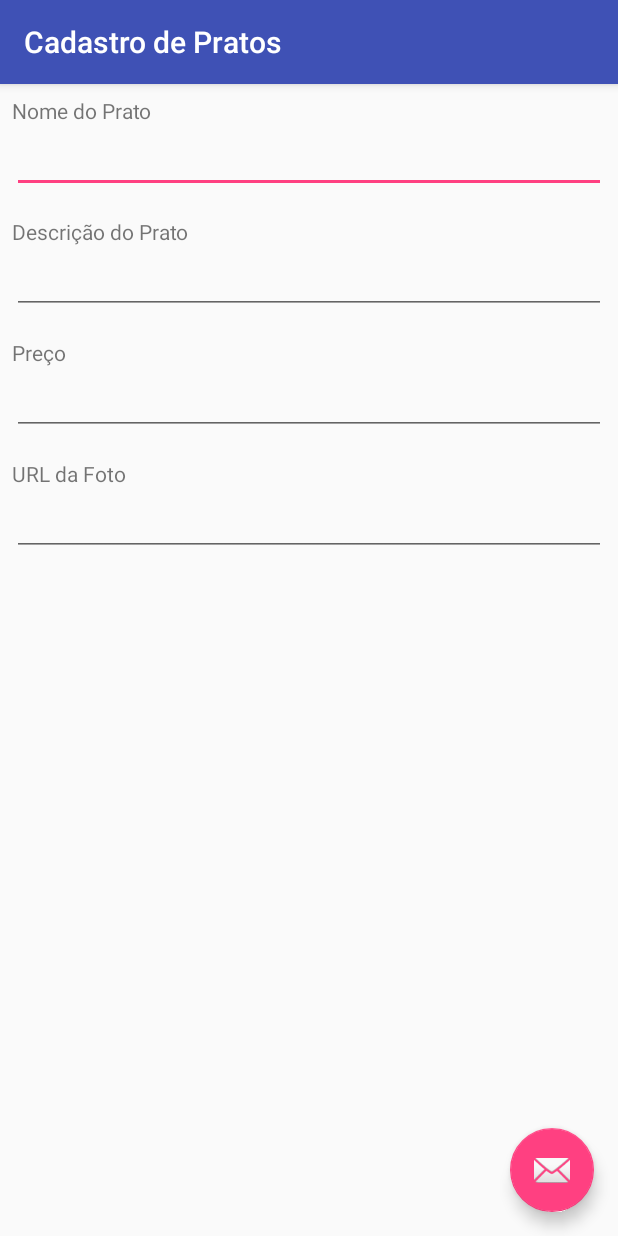
After one commit to C4st3ll4n/Cardapiodepratos, an Android app: the ActCadPratos screen opened directly, with no data from a screen before it, on a phone screen of 412 x 824 dp. The commit adds this screen. Run offline under Robolectric (Android 15) with nearby library versions, the phone set to English and light mode, and no system bars.

```diff
--- a/app/build.gradle
+++ b/app/build.gradle
@@ -22,6 +22,7 @@ dependencies {
     implementation fileTree(dir: 'libs', include: ['*.jar'])
     implementation 'com.android.support:appcompat-v7:26.1.0'
     implementation 'com.android.support.constraint:constraint-layout:1.0.2'
+    implementation 'com.android.support:design:26.1.0'
     testImplementation 'junit:junit:4.12'
     androidTestImplementation 'com.android.support.test:runner:1.0.1'
     androidTestImplementation 'com.android.support.test.espresso:espresso-core:3.0.1'
--- a/app/src/main/AndroidManifest.xml
+++ b/app/src/main/AndroidManifest.xml
@@ -3,6 +3,7 @@
     package="cardapiodepratos.com.cardapiodepratos">
 
     <application
+
         android:allowBackup="true"
         android:icon="@mipmap/ic_launcher"
         android:label="@string/app_name"
@@ -16,6 +17,13 @@
                 <category android:name="android.intent.category.LAUNCHER" />
             </intent-filter>
         </activity>
+
+        <activity
+            android:name=".ActCadPratos"
+            android:label="@string/title_activity_act_cad_pratos"
+            android:theme="@style/AppTheme.NoActionBar">
+        </activity>
+
     </application>
 
 </manifest>
--- /dev/null
+++ b/app/src/main/java/cardapiodepratos/com/cardapiodepratos/ActCadPratos.java
@@ -0,0 +1,32 @@
+package cardapiodepratos.com.cardapiodepratos;
+
+import android.os.Bundle;
+//import android.support.design.widget.FloatingActionButton;
+//import android.support.design.widget.Snackbar;
+import android.support.v7.app.AppCompatActivity;
+import android.support.v7.widget.Toolbar;
+import android.view.View;
+import android.widget.*;
+
+public class ActCadPratos extends AppCompatActivity {
+
+    EditText edtNomeDoPrato;
+    EditText edtDescricaoPrato;
+    EditText edtPreco;
+    EditText edtURLdaFoto;
+
+    @Override
+    protected void onCreate(Bundle savedInstanceState) {
+        super.onCreate(savedInstanceState);
+        setContentView(R.layout.activity_act_cad_pratos);
+        Toolbar toolbar;
+        toolbar = findViewById(R.id.toolbar);
+        setSupportActionBar(toolbar);
+
+        edtNomeDoPrato = (EditText)findViewById(R.id.edtNomeDoPrato);
+        edtDescricaoPrato = (EditText)findViewById(R.id.edtDescricaoDoPrato);
+        edtPreco = (EditText)findViewById(R.id.edtPreco);
+        edtURLdaFoto = (EditText)findViewById(R.id.edtURLdaFoto);
+
+    }
+}
--- a/app/src/main/java/cardapiodepratos/com/cardapiodepratos/Prato.java
+++ b/app/src/main/java/cardapiodepratos/com/cardapiodepratos/Prato.java
@@ -11,6 +11,7 @@ public class Prato {
     private Double preco;
 
     public String getNome() {
+
         return nome;
     }
 
--- /dev/null
+++ b/app/src/main/res/layout/activity_act_cad_pratos.xml
@@ -0,0 +1,32 @@
+<?xml version="1.0" encoding="utf-8"?>
+<android.support.design.widget.CoordinatorLayout xmlns:android="http://schemas.android.com/apk/res/android"
+    xmlns:app="http://schemas.android.com/apk/res-auto"
+    xmlns:tools="http://schemas.android.com/tools"
+    android:layout_width="match_parent"
+    android:layout_height="match_parent"
+    tools:context="cardapiodepratos.com.cardapiodepratos.ActCadPratos">
+
+    <android.support.design.widget.AppBarLayout
+        android:layout_width="match_parent"
+        android:layout_height="wrap_content"
+        android:theme="@style/AppTheme.AppBarOverlay">
+
+        <android.support.v7.widget.Toolbar
+            android:id="@+id/toolbar"
+            android:layout_width="match_parent"
+            android:layout_height="?attr/actionBarSize"
+            android:background="?attr/colorPrimary"
+            app:popupTheme="@style/AppTheme.PopupOverlay" />
+    </android.support.design.widget.AppBarLayout>
+
+    <include layout="@layout/content_act_cad_pratos" />
+
+    <android.support.design.widget.FloatingActionButton
+        android:id="@+id/fab"
+        android:layout_width="wrap_content"
+        android:layout_height="wrap_content"
+        android:layout_gravity="bottom|end"
+        android:layout_margin="@dimen/fab_margin"
+        app:srcCompat="@android:drawable/ic_dialog_email" />
+
+</android.support.design.widget.CoordinatorLayout>
--- a/app/src/main/res/layout/activity_main.xml
+++ b/app/src/main/res/layout/activity_main.xml
@@ -6,13 +6,13 @@
     android:layout_height="match_parent"
     tools:context="cardapiodepratos.com.cardapiodepratos.MainActivity">
 
-    <TextView
-        android:layout_width="wrap_content"
-        android:layout_height="wrap_content"
-        android:text="Hello World!"
+    <android.support.v7.widget.RecyclerView
+        android:layout_width="0dp"
+        android:layout_height="514dp"
         app:layout_constraintBottom_toBottomOf="parent"
-        app:layout_constraintLeft_toLeftOf="parent"
-        app:layout_constraintRight_toRightOf="parent"
+        app:layout_constraintEnd_toEndOf="parent"
+        app:layout_constraintHorizontal_bias="1.0"
+        app:layout_constraintStart_toStartOf="parent"
         app:layout_constraintTop_toTopOf="parent" />
 
 </android.support.constraint.ConstraintLayout>
--- /dev/null
+++ b/app/src/main/res/layout/content_act_cad_pratos.xml
@@ -0,0 +1,92 @@
+<?xml version="1.0" encoding="utf-8"?>
+<android.support.constraint.ConstraintLayout xmlns:android="http://schemas.android.com/apk/res/android"
+    xmlns:app="http://schemas.android.com/apk/res-auto"
+    xmlns:tools="http://schemas.android.com/tools"
+    android:layout_width="match_parent"
+    android:layout_height="match_parent"
+    app:layout_behavior="@string/appbar_scrolling_view_behavior"
+    tools:context="cardapiodepratos.com.cardapiodepratos.ActCadPratos"
+    tools:showIn="@layout/activity_act_cad_pratos">
+
+    <TextView
+        android:id="@+id/txtNome"
+        android:layout_width="0dp"
+        android:layout_height="wrap_content"
+        android:layout_marginEnd="8dp"
+        android:layout_marginStart="8dp"
+        android:layout_marginTop="8dp"
+        android:text="@string/lbl_nomeDoPrato"
+        app:layout_constraintEnd_toEndOf="parent"
+        app:layout_constraintStart_toStartOf="parent"
+        app:layout_constraintTop_toTopOf="parent" />
+
+    <EditText
+        android:id="@+id/edtNomeDoPrato"
+        android:layout_width="0dp"
+        android:layout_height="wrap_content"
+        android:ems="10"
+        android:inputType="textPersonName"
+        app:layout_constraintEnd_toEndOf="@+id/txtNome"
+        app:layout_constraintStart_toStartOf="@+id/txtNome"
+        app:layout_constraintTop_toBottomOf="@+id/txtNome" />
+
+    <TextView
+        android:id="@+id/txtDescricaoPrato"
+        android:layout_width="0dp"
+        android:layout_height="wrap_content"
+        android:layout_marginTop="16dp"
+        android:text="@string/lbl_DescricaoPrato"
+        app:layout_constraintEnd_toEndOf="@+id/edtNomeDoPrato"
+        app:layout_constraintStart_toStartOf="@+id/edtNomeDoPrato"
+        app:layout_constraintTop_toBottomOf="@+id/edtNomeDoPrato" />
+
+    <EditText
+        android:id="@+id/edtDescricaoDoPrato"
+        android:layout_width="0dp"
+        android:layout_height="wrap_content"
+        android:ems="10"
+        android:inputType="textPersonName"
+        app:layout_constraintEnd_toEndOf="@+id/txtDescricaoPrato"
+        app:layout_constraintStart_toStartOf="@+id/txtDescricaoPrato"
+        app:layout_constraintTop_toBottomOf="@+id/txtDescricaoPrato" />
+
+    <TextView
+        android:id="@+id/txtPreco"
+        android:layout_width="0dp"
+        android:layout_height="wrap_content"
+        android:layout_marginTop="16dp"
+        android:text="@string/lbl_Preco"
+        app:layout_constraintEnd_toEndOf="@+id/edtDescricaoDoPrato"
+        app:layout_constraintStart_toStartOf="@+id/edtDescricaoDoPrato"
+        app:layout_constraintTop_toBottomOf="@+id/edtDescricaoDoPrato" />
+
+    <EditText
+        android:id="@+id/edtPreco"
+        android:layout_width="0dp"
+        android:layout_height="wrap_content"
+        android:ems="10"
+        android:inputType="numberDecimal"
+        app:layout_constraintEnd_toEndOf="@+id/txtPreco"
+        app:layout_constraintStart_toStartOf="@+id/txtPreco"
+        app:layout_constraintTop_toBottomOf="@+id/txtPreco" />
+
+    <TextView
+        android:id="@+id/txtURLdaFoto"
+        android:layout_width="0dp"
+        android:layout_height="wrap_content"
+        android:layout_marginTop="16dp"
+        android:text="@string/lbl_URLdaFoto"
+        app:layout_constraintEnd_toEndOf="@+id/edtPreco"
+        app:layout_constraintStart_toStartOf="@+id/edtPreco"
+        app:layout_constraintTop_toBottomOf="@+id/edtPreco" />
+
+    <EditText
+        android:id="@+id/edtURLdaFoto"
+        android:layout_width="0dp"
+        android:layout_height="wrap_content"
+        android:ems="10"
+        android:inputType="textPersonName"
+        app:layout_constraintEnd_toEndOf="@+id/txtURLdaFoto"
+        app:layout_constraintStart_toStartOf="@+id/txtURLdaFoto"
+        app:layout_constraintTop_toBottomOf="@+id/txtURLdaFoto" />
+</android.support.constraint.ConstraintLayout>
--- /dev/null
+++ b/app/src/main/res/values/dimens.xml
@@ -0,0 +1,3 @@
+<resources>
+    <dimen name="fab_margin">16dp</dimen>
+</resources>
--- a/app/src/main/res/values/strings.xml
+++ b/app/src/main/res/values/strings.xml
@@ -1,3 +1,8 @@
 <resources>
     <string name="app_name">Cardapio de pratos</string>
+    <string name="title_activity_act_cad_pratos">Cadastro de Pratos</string>
+    <string name="lbl_nomeDoPrato">Nome do Prato</string>
+    <string name="lbl_DescricaoPrato" translatable="false">Descrição do Prato</string>
+    <string name="lbl_Preco">Preço</string>
+    <string name="lbl_URLdaFoto">URL da Foto</string>
 </resources>
--- a/app/src/main/res/values/styles.xml
+++ b/app/src/main/res/values/styles.xml
@@ -8,4 +8,13 @@
         <item name="colorAccent">@color/colorAccent</item>
     </style>
 
+    <style name="AppTheme.NoActionBar">
+        <item name="windowActionBar">false</item>
+        <item name="windowNoTitle">true</item>
+    </style>
+
+    <style name="AppTheme.AppBarOverlay" parent="ThemeOverlay.AppCompat.Dark.ActionBar" />
+
+    <style name="AppTheme.PopupOverlay" parent="ThemeOverlay.AppCompat.Light" />
+
 </resources>
--- a/build.gradle
+++ b/build.gradle
@@ -7,7 +7,7 @@ buildscript {
         jcenter()
     }
     dependencies {
-        classpath 'com.android.tools.build:gradle:3.0.0'
+        classpath 'com.android.tools.build:gradle:3.0.1'
 
 
         // NOTE: Do not place your application dependencies here; they belong
```
